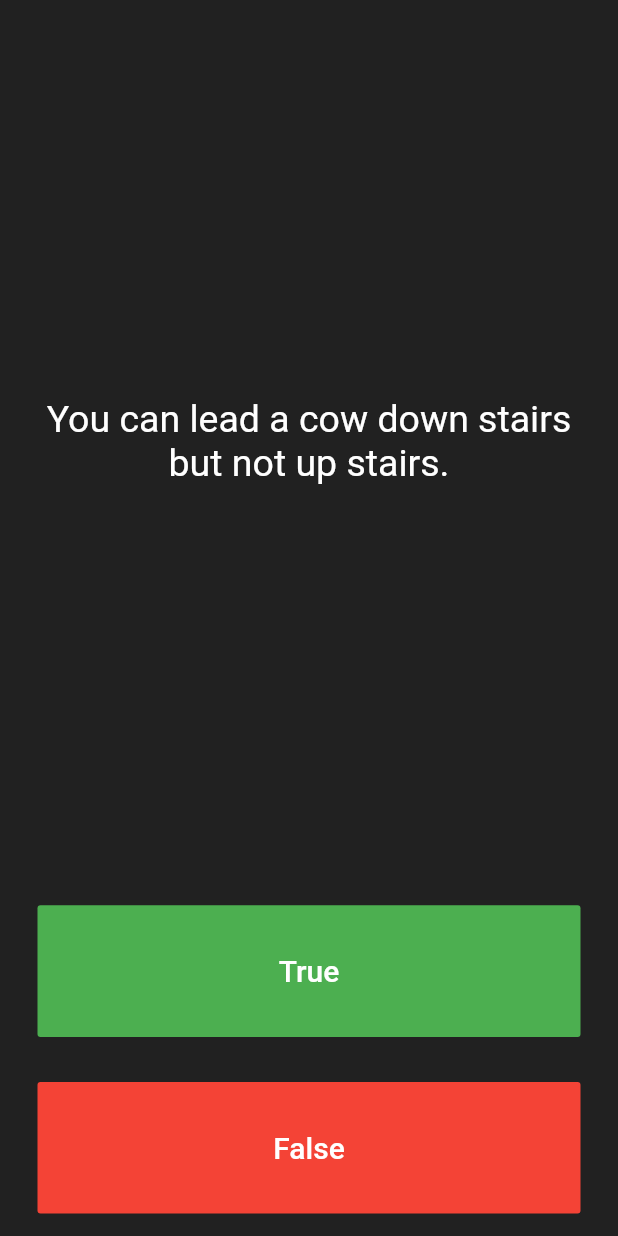
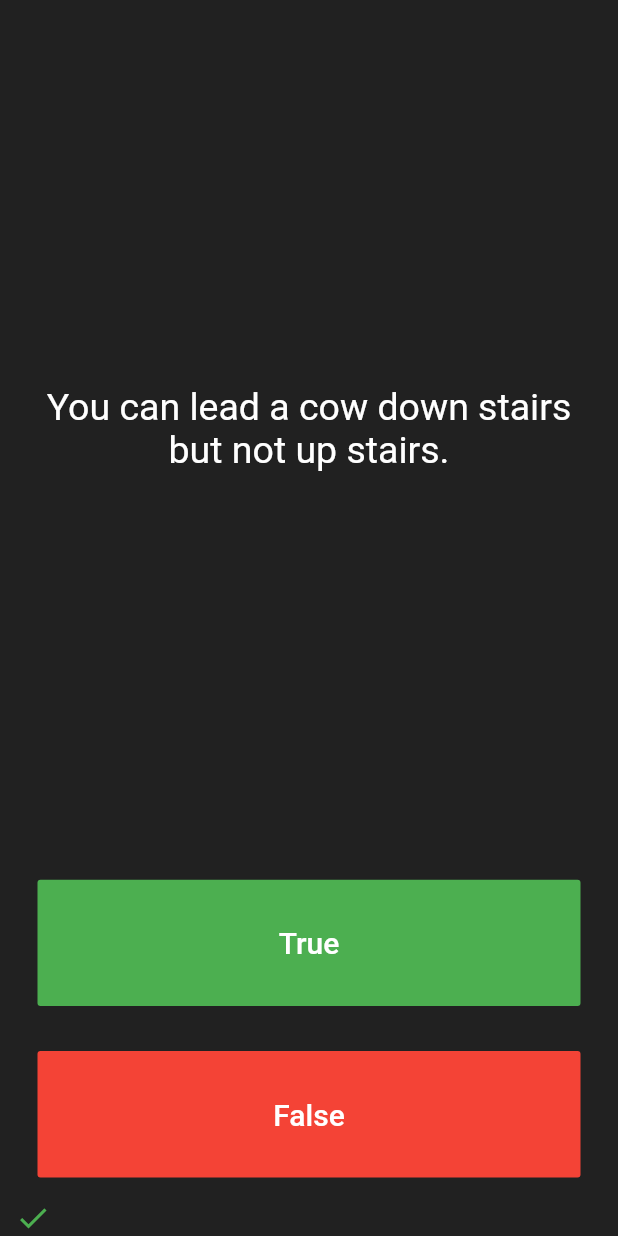
Before and after one commit to ddai00bit/appbrewery-flutter-development-bootcamp, a Flutter app: the screen it shows after launch, after a tap on "True", on a phone screen of 412 x 824 dp. Run offline on Flutter 3.47's test engine with Material 2 defaults, Android fonts, the phone set to English and light mode, and no system bars; our stand-ins replace audioplayers.

Commit message:
[quizzler] [Show user score]

```diff
--- a/quizzler/lib/src/quiz_page.dart
+++ b/quizzler/lib/src/quiz_page.dart
@@ -10,15 +10,23 @@ class QuizPage extends StatefulWidget {
 }
 
 class _QuizPageState extends State<QuizPage> {
+  final _scoreKeeper = <Icon>[];
+
   _handleUserAnswer(bool answer) {
     final correctAnswer = quizBrain.getQuestionAnswer();
-    if (answer == correctAnswer) {
-      print('User got it right');
-    } else {
-      print('User got it wrong');
-    }
 
     setState(() {
+      if (answer == correctAnswer) {
+        _scoreKeeper.add(Icon(
+          Icons.check,
+          color: Colors.green,
+        ));
+      } else {
+        _scoreKeeper.add(Icon(
+          Icons.close,
+          color: Colors.red,
+        ));
+      }
       quizBrain.getNextQuestion();
     });
   }
@@ -81,6 +89,9 @@ class _QuizPageState extends State<QuizPage> {
             ),
           ),
         ),
+        Row(
+          children: _scoreKeeper,
+        )
       ],
     );
   }
```
